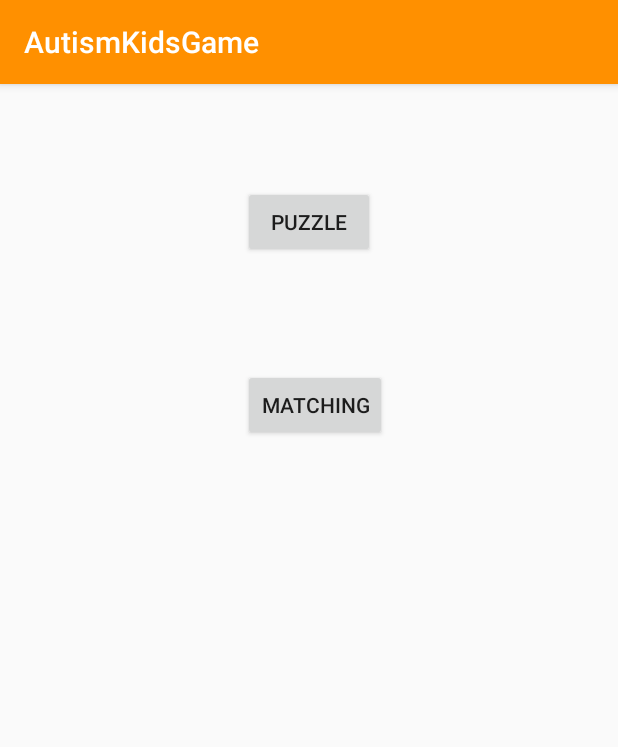
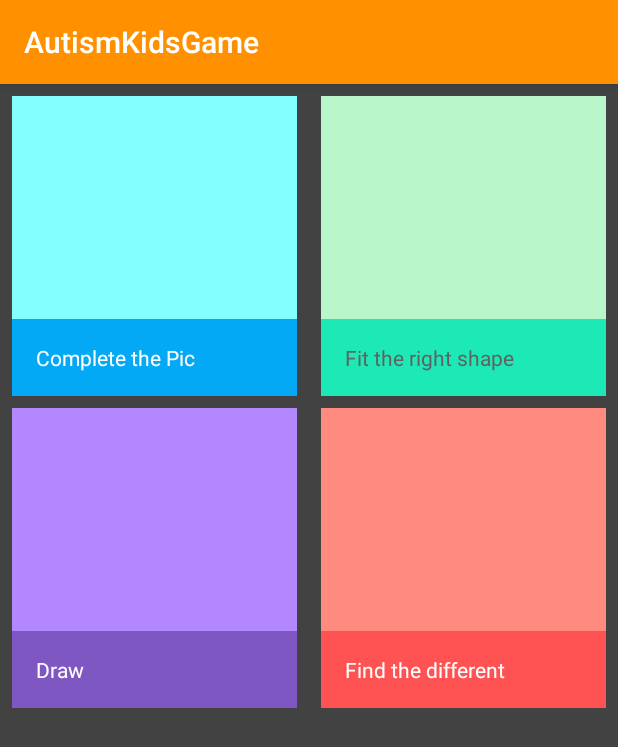
Before and after one commit to caniidio/AutismKidsGame, an Android app: the screen it shows after launch (MainActivity), on a phone screen of 412 x 824 dp. Shown: the top 747 px of the screen. Run offline under Robolectric (Android 15) with nearby library versions, the phone set to English and light mode, and no system bars; our stand-ins replace EventBus.

Commit message:
added topeka like MainActivity

```diff
--- a/app/src/main/AndroidManifest.xml
+++ b/app/src/main/AndroidManifest.xml
@@ -10,7 +10,9 @@
         android:roundIcon="@mipmap/ic_launcher_round"
         android:supportsRtl="true"
         android:theme="@style/AppTheme">
-        <activity android:name=".MainActivity">
+        <activity
+            android:name=".MainActivity"
+            android:launchMode="singleInstance">
             <intent-filter>
                 <action android:name="android.intent.action.MAIN"/>
 
@@ -32,7 +34,7 @@
             android:name=".matching.MatchingActivity"
             android:theme="@style/Theme.AppCompat.Light.NoActionBar.FullScreen"/>
 
-        <service android:name=".puzzle.bgm.MusicServer" />
+        <service android:name=".puzzle.bgm.MusicServer"/>
 
     </application>
 </manifest>
--- a/app/src/main/java/humazed/github/com/autismkidsgame/MainActivity.kt
+++ b/app/src/main/java/humazed/github/com/autismkidsgame/MainActivity.kt
@@ -13,14 +13,17 @@ class MainActivity : AppCompatActivity() {
         super.onCreate(savedInstanceState)
         setContentView(R.layout.activity_main)
 
-
-        puzzleButton.setOnClickListener {
+        puzzleImageView.setOnClickListener {
             ChoosePicActivity.actionStart(this)
         }
 
 
-        matchingButton.setOnClickListener {
+        findTheDiffImageView.setOnClickListener {
             startActivity<MatchingActivity>()
+        }
+
+        drawImageView.setOnClickListener {
+
         }
 
     }
--- a/app/src/main/res/layout/activity_main.xml
+++ b/app/src/main/res/layout/activity_main.xml
@@ -1,31 +1,124 @@
 <?xml version="1.0" encoding="utf-8"?>
-<android.support.constraint.ConstraintLayout
+<ScrollView
     xmlns:android="http://schemas.android.com/apk/res/android"
     xmlns:app="http://schemas.android.com/apk/res-auto"
     xmlns:tools="http://schemas.android.com/tools"
     android:layout_width="match_parent"
     android:layout_height="match_parent"
+    android:background="#424242"
     tools:context="humazed.github.com.autismkidsgame.MainActivity">
 
+    <android.support.constraint.ConstraintLayout
+        android:layout_width="match_parent"
+        android:layout_height="900dp">
 
-    <Button
-        android:id="@+id/puzzleButton"
-        android:layout_width="wrap_content"
-        android:layout_height="wrap_content"
-        android:layout_marginTop="68dp"
-        android:text="Puzzle"
-        app:layout_constraintEnd_toEndOf="parent"
-        app:layout_constraintStart_toStartOf="parent"
-        app:layout_constraintTop_toTopOf="parent"
-        />
+        <ImageView
+            android:id="@+id/puzzleImageView"
+            android:layout_width="0dp"
+            android:layout_height="200dp"
+            android:layout_marginEnd="8dp"
+            android:layout_marginStart="8dp"
+            android:layout_marginTop="8dp"
+            android:background="#84ffff"
+            android:paddingBottom="50dp"
+            app:layout_constraintEnd_toStartOf="@+id/guideline"
+            app:layout_constraintStart_toStartOf="parent"
+            app:layout_constraintTop_toTopOf="parent"/>
 
-    <Button
-        android:id="@+id/matchingButton"
-        android:layout_width="wrap_content"
-        android:layout_height="wrap_content"
-        android:layout_marginTop="74dp"
-        android:text="Matching"
-        app:layout_constraintStart_toStartOf="@+id/puzzleButton"
-        app:layout_constraintTop_toBottomOf="@+id/puzzleButton"
-        />
-</android.support.constraint.ConstraintLayout>
+        <TextView
+            android:id="@+id/puzzleTextView"
+            android:layout_width="0dp"
+            android:layout_height="wrap_content"
+            android:background="#03a9f4"
+            android:padding="16dp"
+            android:text="Complete the Pic"
+            android:textColor="#ffffffff"
+            app:layout_constraintBottom_toBottomOf="@+id/puzzleImageView"
+            app:layout_constraintEnd_toEndOf="@+id/puzzleImageView"
+            app:layout_constraintStart_toStartOf="@+id/puzzleImageView"/>
+
+        <ImageView
+            android:id="@+id/fitTheShapeImageView"
+            android:layout_width="0dp"
+            android:layout_height="200dp"
+            android:layout_marginEnd="8dp"
+            android:layout_marginStart="8dp"
+            android:layout_marginTop="8dp"
+            android:background="#b9f6ca"
+            android:paddingBottom="50dp"
+            app:layout_constraintEnd_toEndOf="parent"
+            app:layout_constraintStart_toStartOf="@+id/guideline"
+            app:layout_constraintTop_toTopOf="parent"/>
+
+        <TextView
+            android:id="@+id/textView2"
+            android:layout_width="0dp"
+            android:layout_height="wrap_content"
+            android:background="#1de9b6"
+            android:padding="16dp"
+            android:text="Fit the right shape"
+            android:textColor="#616161"
+            app:layout_constraintBottom_toBottomOf="@+id/fitTheShapeImageView"
+            app:layout_constraintEnd_toEndOf="@+id/fitTheShapeImageView"
+            app:layout_constraintStart_toStartOf="@+id/fitTheShapeImageView"/>
+
+
+        <ImageView
+            android:id="@+id/drawImageView"
+            android:layout_width="0dp"
+            android:layout_height="200dp"
+            android:layout_marginEnd="8dp"
+            android:layout_marginStart="8dp"
+            android:layout_marginTop="8dp"
+            android:background="#b388ff"
+            android:paddingBottom="50dp"
+            app:layout_constraintEnd_toStartOf="@+id/guideline"
+            app:layout_constraintStart_toStartOf="parent"
+            app:layout_constraintTop_toBottomOf="@+id/puzzleTextView"/>
+
+        <TextView
+            android:id="@+id/drawTextView"
+            android:layout_width="0dp"
+            android:layout_height="wrap_content"
+            android:background="#7e57c2"
+            android:padding="16dp"
+            android:text="Draw"
+            android:textColor="#ffffffff"
+            app:layout_constraintBottom_toBottomOf="@+id/drawImageView"
+            app:layout_constraintEnd_toEndOf="@+id/drawImageView"
+            app:layout_constraintStart_toStartOf="@+id/drawImageView"/>
+
+        <ImageView
+            android:id="@+id/findTheDiffImageView"
+            android:layout_width="0dp"
+            android:layout_height="200dp"
+            android:layout_marginEnd="8dp"
+            android:layout_marginStart="8dp"
+            android:layout_marginTop="8dp"
+            android:background="#ff8a80"
+            android:paddingBottom="50dp"
+            app:layout_constraintEnd_toEndOf="parent"
+            app:layout_constraintStart_toEndOf="@+id/guideline"
+            app:layout_constraintTop_toBottomOf="@+id/textView2"/>
+
+        <TextView
+            android:id="@+id/findTheDiffTextView"
+            android:layout_width="0dp"
+            android:layout_height="wrap_content"
+            android:background="#ff5252"
+            android:padding="16dp"
+            android:text="Find the different"
+            android:textColor="#ffffffff"
+            app:layout_constraintBottom_toBottomOf="@+id/findTheDiffImageView"
+            app:layout_constraintEnd_toEndOf="@+id/findTheDiffImageView"
+            app:layout_constraintStart_toStartOf="@+id/findTheDiffImageView"/>
+
+        <android.support.constraint.Guideline
+            android:id="@+id/guideline"
+            android:layout_width="wrap_content"
+            android:layout_height="wrap_content"
+            android:orientation="vertical"
+            app:layout_constraintGuide_percent="0.5"/>
+
+    </android.support.constraint.ConstraintLayout>
+</ScrollView>
```
Also changed, not shown: app/src/main/java/humazed/github/com/autismkidsgame/matching/MatchingActivity.java (deleted, +0 -81 lines), app/src/main/java/humazed/github/com/autismkidsgame/matching/MatchingActivity.kt (added, +71 -0 lines), 4 other files.
